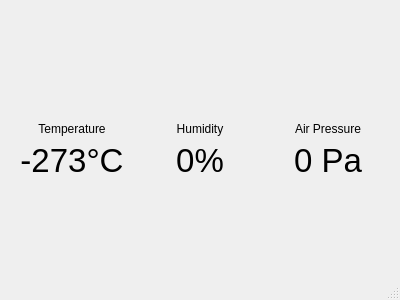
The window that Desktop-Applicatie/mainwindow.ui (mrjwette/Weerstation) describes before a commit, drawn with Qt 5.
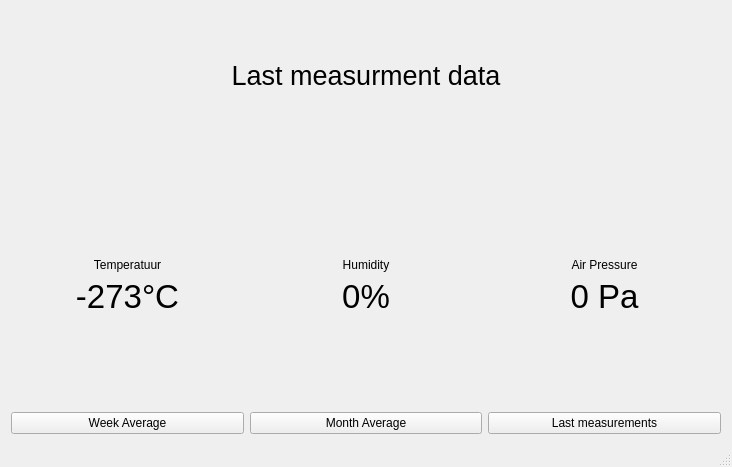
The same window after the commit.

Diff of the .ui file:
```diff
--- a/Desktop-Applicatie/mainwindow.ui
+++ b/Desktop-Applicatie/mainwindow.ui
@@ -6,8 +6,8 @@
    <rect>
     <x>0</x>
     <y>0</y>
-    <width>400</width>
-    <height>300</height>
+    <width>732</width>
+    <height>467</height>
    </rect>
   </property>
   <property name="windowTitle">
@@ -15,17 +15,48 @@
   </property>
   <widget class="QWidget" name="centralWidget">
    <layout class="QGridLayout" name="gridLayout">
-    <item row="0" column="0">
-     <widget class="QLabel" name="LabelTemp">
+    <item row="2" column="1">
+     <widget class="QLabel" name="ValueHumidity">
+      <property name="font">
+       <font>
+        <pointsize>25</pointsize>
+       </font>
+      </property>
       <property name="text">
-       <string>Temperature</string>
+       <string>0%</string>
       </property>
       <property name="alignment">
-       <set>Qt::AlignBottom|Qt::AlignHCenter</set>
+       <set>Qt::AlignHCenter|Qt::AlignTop</set>
       </property>
      </widget>
     </item>
-    <item row="0" column="1">
+    <item row="3" column="1">
+     <widget class="QPushButton" name="pushButton_2">
+      <property name="text">
+       <string>Month Average</string>
+      </property>
+     </widget>
+    </item>
+    <item row="0" column="0" colspan="3">
+     <layout class="QGridLayout" name="gridLayout_2">
+      <item row="0" column="0">
+       <widget class="QLabel" name="label">
+        <property name="font">
+         <font>
+          <pointsize>20</pointsize>
+         </font>
+        </property>
+        <property name="text">
+         <string>Last measurment data</string>
+        </property>
+        <property name="alignment">
+         <set>Qt::AlignCenter</set>
+        </property>
+       </widget>
+      </item>
+     </layout>
+    </item>
+    <item row="1" column="1">
      <widget class="QLabel" name="LabelHumid">
       <property name="text">
        <string>Humidity</string>
@@ -35,8 +66,11 @@
       </property>
      </widget>
     </item>
-    <item row="0" column="2">
+    <item row="1" column="2">
      <widget class="QLabel" name="LabelPress">
+      <property name="enabled">
+       <bool>true</bool>
+      </property>
       <property name="text">
        <string>Air Pressure</string>
       </property>
@@ -45,7 +79,14 @@
       </property>
      </widget>
     </item>
-    <item row="1" column="0">
+    <item row="3" column="2">
+     <widget class="QPushButton" name="pushButton_3">
+      <property name="text">
+       <string>Last measurements</string>
+      </property>
+     </widget>
+    </item>
+    <item row="2" column="0">
      <widget class="QLabel" name="ValueTemperature">
       <property name="font">
        <font>
@@ -60,22 +101,7 @@
       </property>
      </widget>
     </item>
-    <item row="1" column="1">
-     <widget class="QLabel" name="ValueHumidity">
-      <property name="font">
-       <font>
-        <pointsize>25</pointsize>
-       </font>
-      </property>
-      <property name="text">
-       <string>0%</string>
-      </property>
-      <property name="alignment">
-       <set>Qt::AlignHCenter|Qt::AlignTop</set>
-      </property>
-     </widget>
-    </item>
-    <item row="1" column="2">
+    <item row="2" column="2">
      <widget class="QLabel" name="ValuePressure">
       <property name="font">
        <font>
@@ -90,6 +116,27 @@
       </property>
      </widget>
     </item>
+    <item row="3" column="0">
+     <widget class="QPushButton" name="pushButton">
+      <property name="text">
+       <string>Week Average</string>
+      </property>
+     </widget>
+    </item>
+    <item row="1" column="0">
+     <layout class="QGridLayout" name="gridLayout_3">
+      <item row="0" column="0">
+       <widget class="QLabel" name="label_2">
+        <property name="text">
+         <string>Temperatuur</string>
+        </property>
+        <property name="alignment">
+         <set>Qt::AlignBottom|Qt::AlignHCenter</set>
+        </property>
+       </widget>
+      </item>
+     </layout>
+    </item>
    </layout>
   </widget>
   <widget class="QStatusBar" name="statusBar"/>
```
